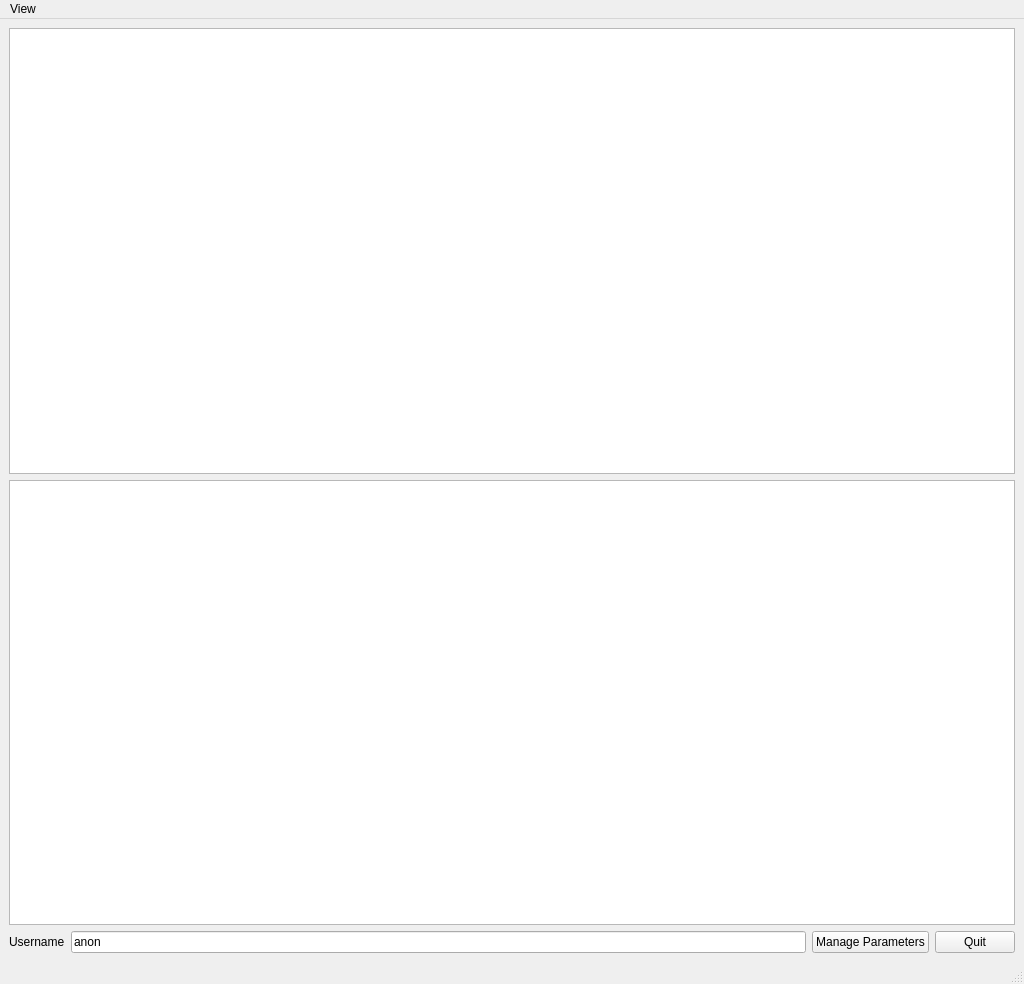
First picture: the form in visualization/DataManager_v4.ui, repository mistycheney/MouseBrainAtlas, before the edit.
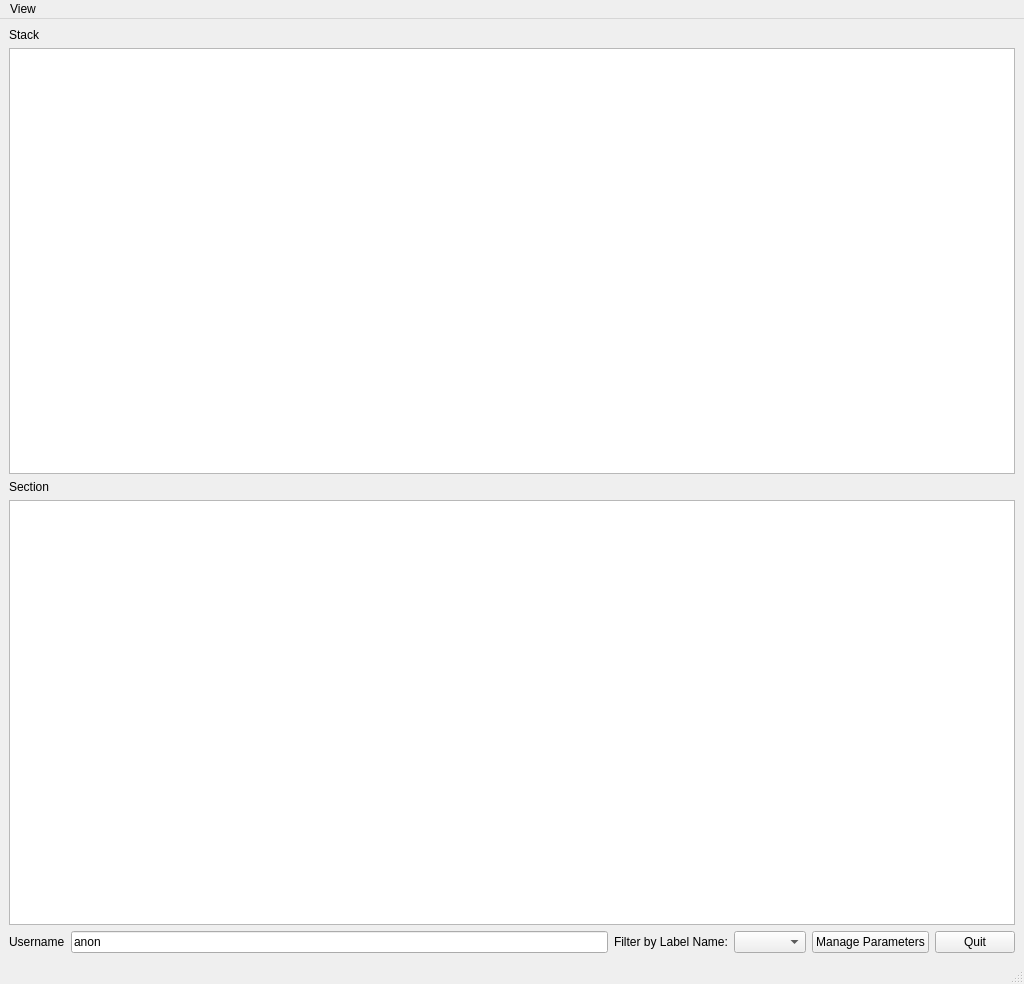
Second picture: the form after the edit.

Commit message: cross lookup labelings by particular label name

Diff of the .ui file:
```diff
--- a/visualization/DataManager_v4.ui
+++ b/visualization/DataManager_v4.ui
@@ -20,6 +20,13 @@
       <property name="sizeConstraint">
        <enum>QLayout::SetDefaultConstraint</enum>
       </property>
+      <item>
+       <widget class="QLabel" name="label_2">
+        <property name="text">
+         <string>Stack</string>
+        </property>
+       </widget>
+      </item>
       <item>
        <layout class="QHBoxLayout" name="topLayout">
         <item>
@@ -27,6 +34,13 @@
           <item>
            <widget class="QListView" name="stack_list"/>
           </item>
+          <item>
+           <widget class="QLabel" name="label_3">
+            <property name="text">
+             <string>Section</string>
+            </property>
+           </widget>
+          </item>
           <item>
            <widget class="QListView" name="section_list"/>
           </item>
@@ -50,6 +64,26 @@
           </property>
          </widget>
         </item>
+        <item>
+         <widget class="QLabel" name="label_4">
+          <property name="text">
+           <string>Filter by Label Name:</string>
+          </property>
+         </widget>
+        </item>
+        <item>
+         <widget class="QComboBox" name="comboBoxBrowseMode">
+          <property name="sizePolicy">
+           <sizepolicy hsizetype="Preferred" vsizetype="Fixed">
+            <horstretch>0</horstretch>
+            <verstretch>0</verstretch>
+           </sizepolicy>
+          </property>
+          <property name="sizeAdjustPolicy">
+           <enum>QComboBox::AdjustToContents</enum>
+          </property>
+         </widget>
+        </item>
         <item>
          <widget class="QPushButton" name="buttonParams">
           <property name="text">
```
The commit also changes 7 other files.
